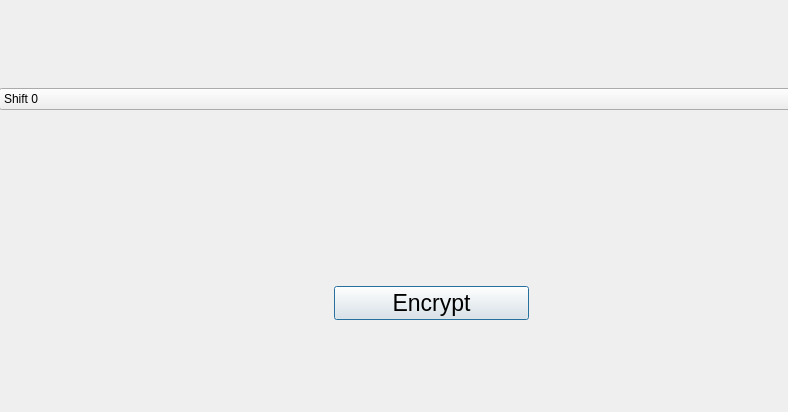
First picture: the form in Hacking-class/Caesar/ui/encryption_ui.ui, repository alipnm/Miniprojects, before the edit.
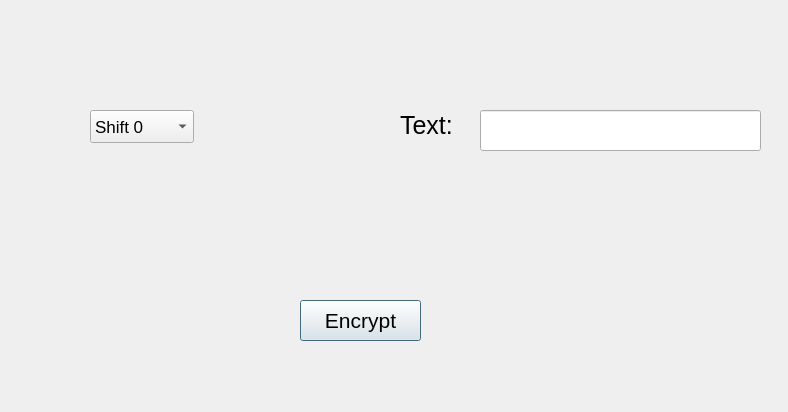
Second picture: the form after the edit.

Commit message:
Continue_encryption_uiform
I Changed everything in encryption ui, but made it. Also, I maneuvered a little on python files.

```diff
--- a/Hacking-class/Caesar/ui/encryption_ui.ui
+++ b/Hacking-class/Caesar/ui/encryption_ui.ui
@@ -25,38 +25,29 @@
   <property name="windowTitle">
    <string>Dialog</string>
   </property>
-  <widget class="QWidget" name="verticalLayoutWidget">
-   <property name="geometry">
-    <rect>
-     <x>-1</x>
-     <y>-1</y>
-     <width>865</width>
-     <height>411</height>
-    </rect>
-   </property>
-   <layout class="QVBoxLayout" name="verticalLayout">
-    <property name="spacing">
-     <number>7</number>
-    </property>
-    <property name="leftMargin">
-     <number>0</number>
-    </property>
-    <property name="rightMargin">
-     <number>0</number>
-    </property>
-    <item>
-     <layout class="QHBoxLayout" name="horizontalLayout">
-      <property name="spacing">
-       <number>7</number>
-      </property>
-      <property name="leftMargin">
-       <number>0</number>
-      </property>
-      <property name="topMargin">
-       <number>0</number>
-      </property>
-      <item>
        <widget class="QComboBox" name="shift_value">
+   <property name="geometry">
+    <rect>
+     <x>90</x>
+     <y>110</y>
+     <width>104</width>
+     <height>33</height>
+    </rect>
+   </property>
+   <property name="font">
+    <font>
+     <pointsize>13</pointsize>
+    </font>
+   </property>
+   <property name="cursor">
+    <cursorShape>PointingHandCursor</cursorShape>
+   </property>
+   <property name="currentText">
+    <string>Shift 1</string>
+   </property>
+   <property name="maxCount">
+    <number>30</number>
+   </property>
         <item>
          <property name="text">
           <string>Shift 0</string>
@@ -188,41 +179,59 @@
          </property>
         </item>
        </widget>
-      </item>
-      <item>
-       <layout class="QHBoxLayout" name="horizontalLayout_2"/>
-      </item>
-     </layout>
-    </item>
-    <item>
-     <layout class="QVBoxLayout" name="verticalLayout_2">
-      <property name="leftMargin">
-       <number>335</number>
-      </property>
-      <property name="topMargin">
-       <number>80</number>
-      </property>
-      <property name="rightMargin">
-       <number>335</number>
-      </property>
-      <property name="bottomMargin">
-       <number>0</number>
-      </property>
-      <item>
-       <widget class="QPushButton" name="pushButton">
+  <widget class="QLabel" name="label">
+   <property name="geometry">
+    <rect>
+     <x>400</x>
+     <y>90</y>
+     <width>81</width>
+     <height>71</height>
+    </rect>
+   </property>
+   <property name="font">
+    <font>
+     <pointsize>19</pointsize>
+    </font>
+   </property>
+   <property name="text">
+    <string>Text:</string>
+   </property>
+  </widget>
+  <widget class="QLineEdit" name="text">
+   <property name="geometry">
+    <rect>
+     <x>480</x>
+     <y>110</y>
+     <width>281</width>
+     <height>41</height>
+    </rect>
+   </property>
         <property name="font">
          <font>
-          <pointsize>17</pointsize>
-         </font>
+     <pointsize>16</pointsize>
+    </font>
+   </property>
+  </widget>
+  <widget class="QPushButton" name="encryption">
+   <property name="geometry">
+    <rect>
+     <x>300</x>
+     <y>300</y>
+     <width>121</width>
+     <height>41</height>
+    </rect>
+   </property>
+   <property name="font">
+    <font>
+     <pointsize>16</pointsize>
+    </font>
+   </property>
+   <property name="cursor">
+    <cursorShape>PointingHandCursor</cursorShape>
         </property>
         <property name="text">
          <string>Encrypt</string>
         </property>
-       </widget>
-      </item>
-     </layout>
-    </item>
-   </layout>
   </widget>
  </widget>
  <resources/>
```
Lines whose indentation alone changed are shown as unchanged. The commit also changes 8 other files.
